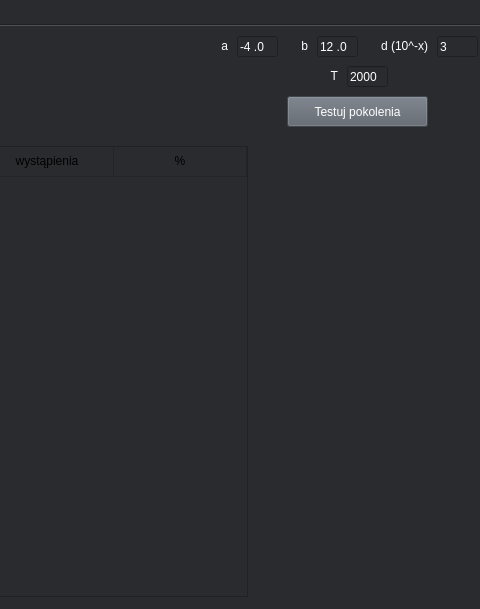
The window that gui.ui (bigboyTaysh/hill-climbing-algorithm) describes before a commit, drawn with Qt 5; both pictures show x 165 to 645 and y 0 to 609 of the 1009 by 609 pixel window.
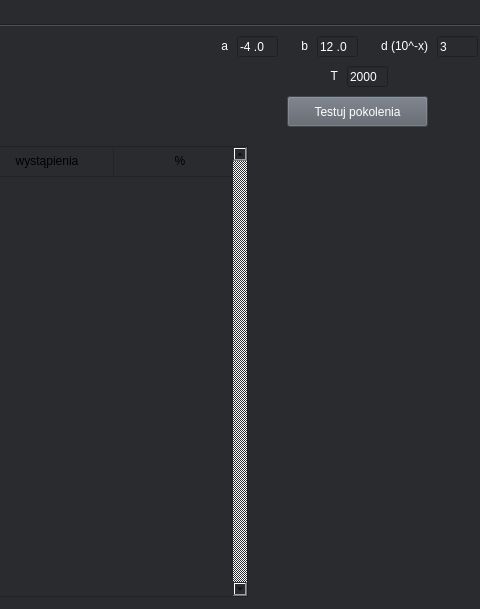
The same window after the commit. The open tabs and pages were chosen to show the change. Custom widgets are drawn as their Qt base class.

Patch:
```diff
--- a/gui.ui
+++ b/gui.ui
@@ -571,7 +571,7 @@
 Header {Background-color: rgb(190,1,1);}</string>
       </property>
       <property name="verticalScrollBarPolicy">
-       <enum>Qt::ScrollBarAlwaysOff</enum>
+       <enum>Qt::ScrollBarAlwaysOn</enum>
       </property>
       <property name="horizontalScrollBarPolicy">
        <enum>Qt::ScrollBarAlwaysOff</enum>
```
Left out of the diff: 4 changed lines with no effect on the pictures.
